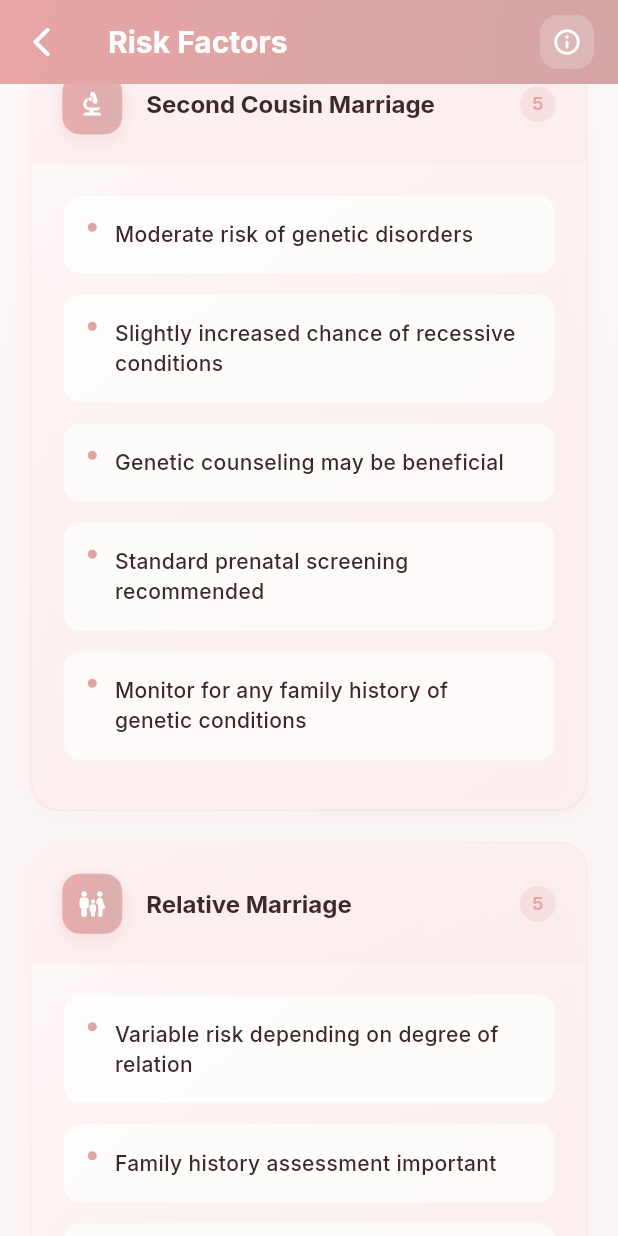
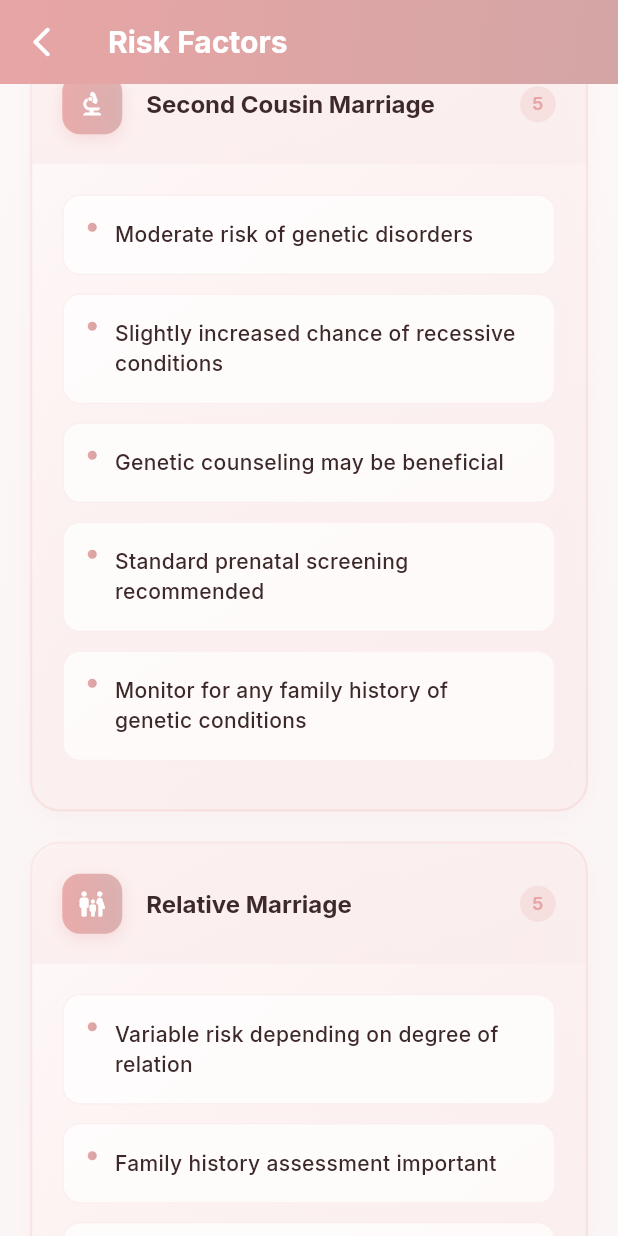
Before and after one commit to itxati/pregnancy, a Flutter app: the RiskFactorView screen opened by its route, scrolled down 1728 dp, on a phone screen of 412 x 824 dp. Run offline on Flutter 3.47's test engine with Material 3 defaults, Android fonts, the light colour scheme and no system bars; our stand-ins replace flutter_local_notifications, flutter_timezone, get, get_storage, google_fonts, shared_preferences and 3 more; accounts and stored records are empty.

Commit message:
task done

```diff
--- a/lib/app/modules/track_my_pregnancy/views/risk_factor_view.dart
+++ b/lib/app/modules/track_my_pregnancy/views/risk_factor_view.dart
@@ -1,6 +1,8 @@
 import 'package:flutter/material.dart';
+import 'package:get/get.dart';
 import 'package:babysafe/app/data/const/risk_factor.dart';
 import 'package:babysafe/app/utils/neo_safe_theme.dart';
+import 'package:babysafe/app/services/auth_service.dart';
 
 class RiskFactorView extends StatelessWidget {
   const RiskFactorView({super.key});
@@ -39,6 +41,40 @@
     return Icons.warning_amber_rounded;
   }
 
+  // Determine which categories apply to the current user
+  Set<String> _getUserRiskCategories() {
+    final authService = Get.find<AuthService>();
+    final user = authService.currentUser.value;
+    final Set<String> categories = {};
+
+    if (user == null) return categories;
+
+    // Rh-negative mother
+    if (user.motherBloodGroup?.contains('-') == true) {
+      categories.add('Rh-negative Mothers');
+    }
+
+    // Relation-based
+    switch (user.relation?.toLowerCase()) {
+      case 'first cousin':
+        categories.add('First Cousin Marriage');
+        break;
+      case 'second cousin':
+        categories.add('Second Cousin Marriage');
+        break;
+      case 'relative':
+        categories.add('Relative Marriage');
+        break;
+      case 'no relation':
+        categories.add('No Relation');
+        break;
+      default:
+        break;
+    }
+
+    return categories;
+  }
+
   @override
   Widget build(BuildContext context) {
     final theme = Theme.of(context);
@@ -71,21 +107,6 @@
           icon: const Icon(Icons.arrow_back_ios_rounded, color: Colors.white),
           onPressed: () => Navigator.of(context).pop(),
         ),
-        actions: [
-          Container(
-            margin: const EdgeInsets.only(right: 16),
-            padding: const EdgeInsets.all(8),
-            decoration: BoxDecoration(
-              color: Colors.white.withOpacity(0.2),
-              borderRadius: BorderRadius.circular(12),
-            ),
-            child: const Icon(
-              Icons.info_outline_rounded,
-              color: Colors.white,
-              size: 20,
-            ),
-          ),
-        ],
       ),
       body: Container(
         decoration: BoxDecoration(
@@ -183,6 +204,7 @@
   }
 
   Widget _buildRiskFactorsList(BuildContext context, ThemeData theme) {
+    final Set<String> userRiskCategories = _getUserRiskCategories();
     return ListView(
       padding: const EdgeInsets.all(20),
       children: [
@@ -249,12 +271,18 @@
         // Risk factor categories
         ...riskFactorGroups.entries.map((entry) {
           final categoryIcon = _getIconForCategory(entry.key);
+          final bool isUserRisk = userRiskCategories.contains(entry.key);
 
           return Container(
             margin: const EdgeInsets.only(bottom: 20),
             decoration: BoxDecoration(
               gradient: LinearGradient(
-                colors: [
+                colors: isUserRisk
+                    ? [
+                        NeoSafeColors.warning.withOpacity(0.12),
+                        NeoSafeColors.palePink.withOpacity(0.4),
+                      ]
+                    : [
                         NeoSafeColors.creamWhite,
                         NeoSafeColors.palePink.withOpacity(0.3),
                       ],
@@ -263,12 +291,18 @@
               ),
               borderRadius: BorderRadius.circular(20),
               border: Border.all(
-                color: NeoSafeColors.primaryPink.withOpacity(0.1),
+                color: (isUserRisk
+                        ? NeoSafeColors.warning
+                        : NeoSafeColors.primaryPink)
+                    .withOpacity(0.2),
                 width: 1.5,
               ),
               boxShadow: [
                 BoxShadow(
-                  color: NeoSafeColors.primaryPink.withOpacity(0.08),
+                  color: (isUserRisk
+                          ? NeoSafeColors.warning
+                          : NeoSafeColors.primaryPink)
+                      .withOpacity(0.08),
                   blurRadius: 15,
                   offset: const Offset(0, 5),
                 ),
@@ -282,7 +316,12 @@
                   padding: const EdgeInsets.all(20),
                   decoration: BoxDecoration(
                     gradient: LinearGradient(
-                      colors: [
+                      colors: isUserRisk
+                          ? [
+                              NeoSafeColors.warning.withOpacity(0.12),
+                              NeoSafeColors.warning.withOpacity(0.06),
+                            ]
+                          : [
                               NeoSafeColors.primaryPink.withOpacity(0.1),
                               NeoSafeColors.roseAccent.withOpacity(0.05),
                             ],
@@ -298,7 +337,12 @@
                         padding: const EdgeInsets.all(10),
                         decoration: BoxDecoration(
                           gradient: LinearGradient(
-                            colors: [
+                            colors: isUserRisk
+                                ? [
+                                    NeoSafeColors.warning.withOpacity(0.95),
+                                    NeoSafeColors.warning.withOpacity(0.75),
+                                  ]
+                                : [
                                     NeoSafeColors.primaryPink.withOpacity(0.9),
                                     NeoSafeColors.roseAccent.withOpacity(0.8),
                                   ],
@@ -306,7 +350,10 @@
                           borderRadius: BorderRadius.circular(12),
                           boxShadow: [
                             BoxShadow(
-                              color: NeoSafeColors.primaryPink.withOpacity(0.3),
+                              color: (isUserRisk
+                                      ? NeoSafeColors.warning
+                                      : NeoSafeColors.primaryPink)
+                                  .withOpacity(0.3),
                               blurRadius: 8,
                               offset: const Offset(0, 3),
                             ),
@@ -332,13 +379,18 @@
                         padding: const EdgeInsets.symmetric(
                             horizontal: 8, vertical: 4),
                         decoration: BoxDecoration(
-                          color: NeoSafeColors.primaryPink.withOpacity(0.2),
+                          color: (isUserRisk
+                                  ? NeoSafeColors.warning
+                                  : NeoSafeColors.primaryPink)
+                              .withOpacity(0.2),
                           borderRadius: BorderRadius.circular(12),
                         ),
                         child: Text(
                           "${entry.value.length}",
                           style: theme.textTheme.labelMedium?.copyWith(
-                            color: NeoSafeColors.primaryPink,
+                            color: isUserRisk
+                                ? NeoSafeColors.warning
+                                : NeoSafeColors.primaryPink,
                             fontWeight: FontWeight.w600,
                           ),
                         ),
@@ -359,7 +411,10 @@
                           color: Colors.white.withOpacity(0.7),
                           borderRadius: BorderRadius.circular(12),
                           border: Border.all(
-                            color: NeoSafeColors.primaryPink.withOpacity(0.1),
+                            color: (isUserRisk
+                                    ? NeoSafeColors.warning
+                                    : NeoSafeColors.primaryPink)
+                                .withOpacity(0.15),
                             width: 1,
                           ),
                         ),
@@ -372,7 +427,13 @@
                               height: 6,
                               decoration: BoxDecoration(
                                 gradient: LinearGradient(
-                                  colors: [
+                                  colors: isUserRisk
+                                      ? [
+                                          NeoSafeColors.warning,
+                                          NeoSafeColors.warning
+                                              .withOpacity(0.8),
+                                        ]
+                                      : [
                                           NeoSafeColors.primaryPink,
                                           NeoSafeColors.roseAccent,
                                         ],
--- a/lib/app/modules/track_my_pregnancy/widgets/birth_prepadness_card.dart
+++ b/lib/app/modules/track_my_pregnancy/widgets/birth_prepadness_card.dart
@@ -341,19 +341,6 @@
                                 ],
                               ),
                             ),
-                            Container(
-                              padding: const EdgeInsets.all(8),
-                              decoration: BoxDecoration(
-                                color:
-                                    NeoSafeColors.lavenderPink.withOpacity(0.2),
-                                shape: BoxShape.circle,
-                              ),
-                              child: Icon(
-                                Icons.arrow_forward_ios_rounded,
-                                color: NeoSafeColors.lavenderPink,
-                                size: 16,
-                              ),
-                            ),
                           ],
                         ),
                       ),
```
Lines whose indentation alone changed are shown as unchanged.
